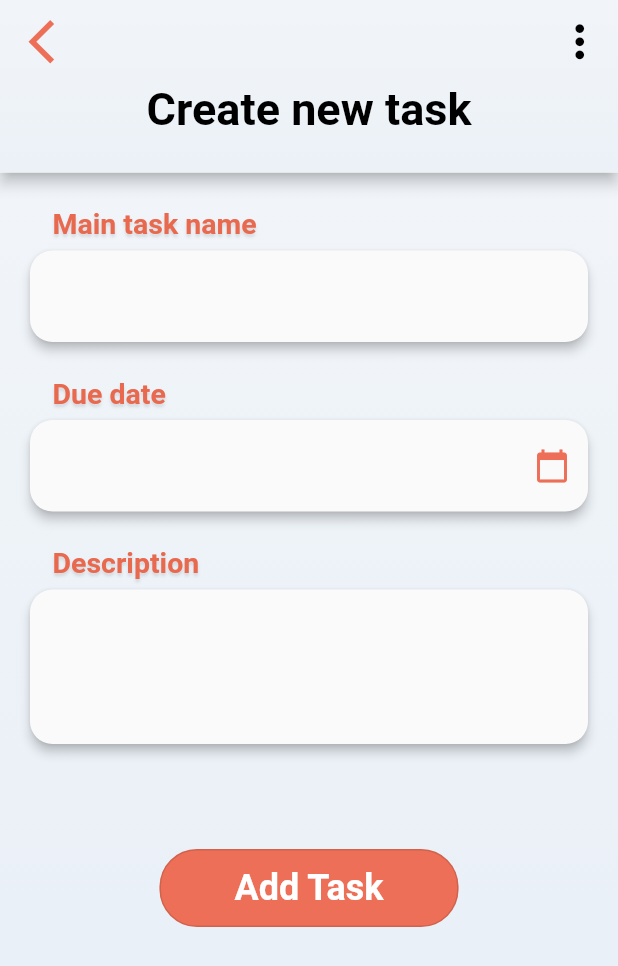
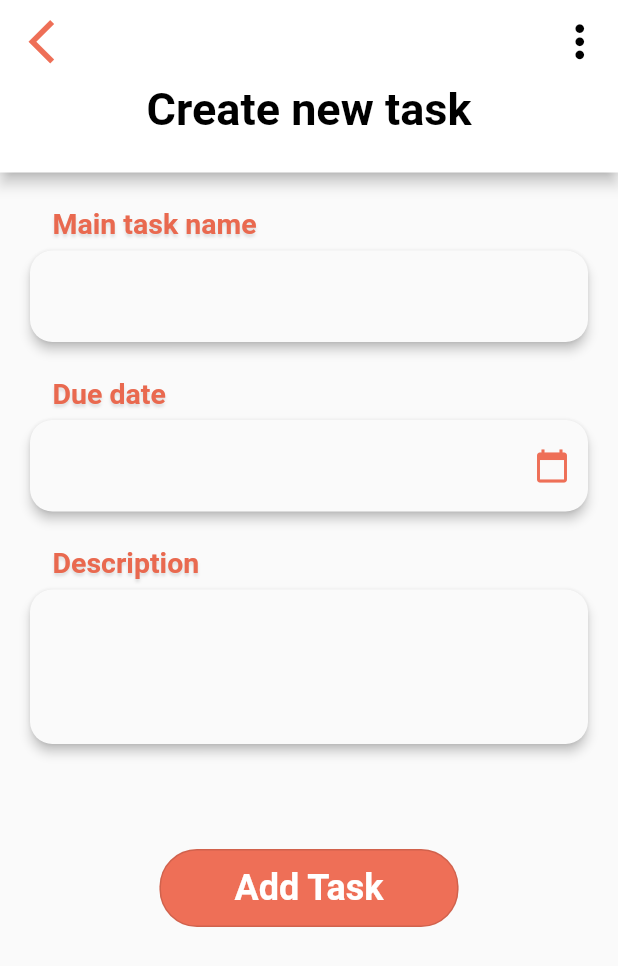
Before and after one commit to duressa-feyissa/2023-project-phase-mobile-tasks, a Flutter app: the screen it shows after launch, on a phone screen of 412 x 824 dp. Shown: the top 966 px of the screen. Run offline on Flutter 3.47's test engine with Material 2 defaults, Android fonts, the light colour scheme and no system bars.

Commit message:
color fix

```diff
--- a/on-boarding/add_task/lib/featute/presentation/screens/add_task.dart
+++ b/on-boarding/add_task/lib/featute/presentation/screens/add_task.dart
@@ -30,16 +30,6 @@ class AddTask extends StatelessWidget {
           ],
           backgroundColor: Colors.white,
           flexibleSpace: Container(
-            decoration: const BoxDecoration(
-              gradient: LinearGradient(
-                colors: [
-                  Color.fromARGB(255, 241, 245, 249),
-                  Color.fromARGB(255, 236, 241, 247)
-                ],
-                begin: Alignment.topCenter,
-                end: Alignment.bottomCenter,
-              ),
-            ),
             padding: const EdgeInsets.only(bottom: 25),
             alignment: Alignment.bottomCenter,
             child: const Text(
@@ -53,19 +43,7 @@ class AddTask extends StatelessWidget {
           ),
         ),
       ),
-      body: Container(
-          height: double.infinity,
-          decoration: const BoxDecoration(
-            gradient: LinearGradient(
-              colors: [
-                Color.fromARGB(255, 241, 245, 249),
-                Color.fromARGB(255, 231, 238, 246)
-              ],
-              begin: Alignment.topCenter,
-              end: Alignment.bottomCenter,
-            ),
-          ),
-          child: const NewTask()),
+      body: const SizedBox(height: double.infinity, child: NewTask()),
     );
   }
 }
```
